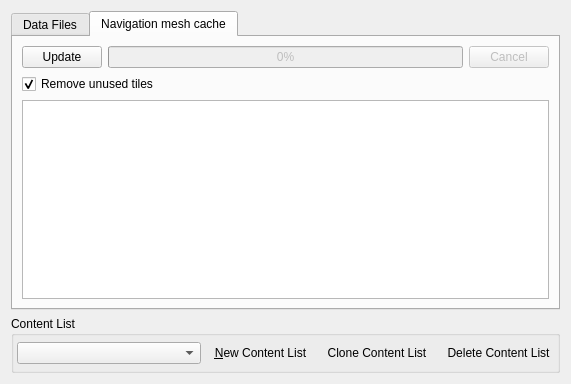
Qt form files/ui/datafilespage.ui (sunhawken/openmw) before a commit.
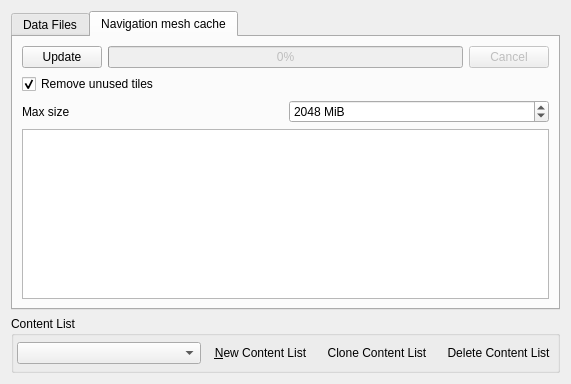
The same form after that commit. The open tabs and pages were chosen to show the change. Icons and pictures are not drawn. Custom widgets are drawn as their Qt base class.

```diff
--- a/files/ui/datafilespage.ui
+++ b/files/ui/datafilespage.ui
@@ -84,6 +84,30 @@
          </property>
         </widget>
        </item>
+       <item>
+        <layout class="QHBoxLayout" name="horizontalLayout_2">
+         <item>
+          <widget class="QLabel" name="label">
+           <property name="text">
+            <string>Max size</string>
+           </property>
+          </widget>
+         </item>
+         <item>
+          <widget class="QSpinBox" name="navMeshMaxSizeSpinBox">
+           <property name="suffix">
+            <string> MiB</string>
+           </property>
+           <property name="maximum">
+            <number>2147483647</number>
+           </property>
+           <property name="value">
+            <number>2048</number>
+           </property>
+          </widget>
+         </item>
+        </layout>
+       </item>
        <item>
         <widget class="QPlainTextEdit" name="navMeshLogPlainTextEdit">
          <property name="enabled">
```
